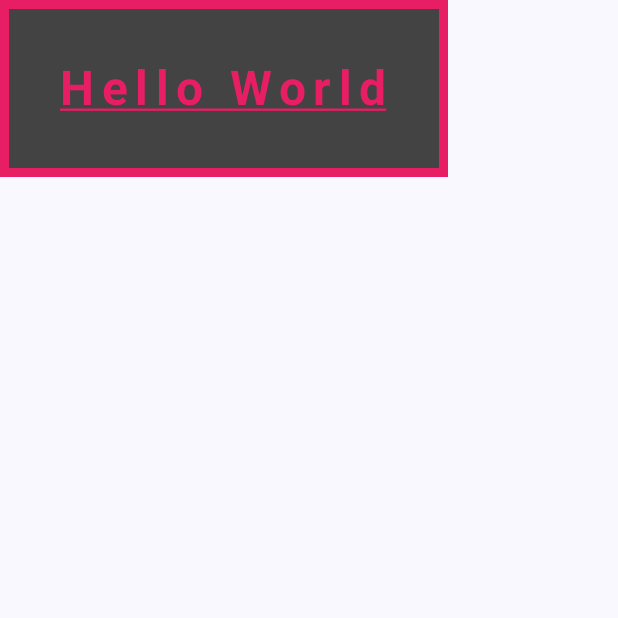
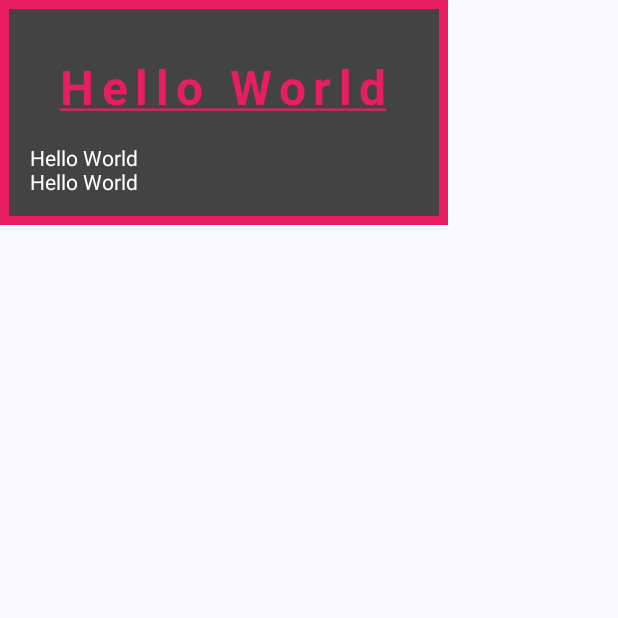
Before and after one commit to Stagnant09/CssToJetpackCompose, an Android app built with Jetpack Compose: the screen it shows after launch (MainActivity), on a phone screen of 412 x 824 dp, the top half of it. Run offline under Robolectric (Android 15) with nearby library versions, the phone set to English and light mode, and no system bars.

Commit message:
Added support for custom divs

```diff
--- a/app/src/main/java/com/example/cssintegration/MainActivity.kt
+++ b/app/src/main/java/com/example/cssintegration/MainActivity.kt
@@ -15,6 +15,7 @@ import androidx.compose.ui.Modifier
 import androidx.compose.ui.tooling.preview.Preview
 import com.example.cssintegration.annotation.CssStyle
 import com.example.cssintegration.cssUtils.rememberParsedCss
+import com.example.cssintegration.ui.components.Div
 import com.example.cssintegration.ui.theme.CssIntegrationTheme
 
 class MainActivity : ComponentActivity() {
@@ -24,7 +25,7 @@ class MainActivity : ComponentActivity() {
         setContent {
             CssIntegrationTheme {
                 Scaffold(modifier = Modifier.fillMaxSize()) { innerPadding ->
-                    Column(modifier = Modifier.padding(innerPadding)){
+                    Column(modifier = Modifier.padding(innerPadding)) {
                         Headline("Hello World")
                     }
                 }
@@ -44,6 +45,11 @@ private const val boxCss = "background-color: #434343;" +
         " border: 6px solid #E71E63;" +
         " margin: 20px;"
 
+private const val divCss = "display: flex;" +
+        " flex-direction: column;"
+
+private const val divTextCss = "color: white"
+
 //@CssStyle(css)
 @Composable
 fun Headline(text: String) {
@@ -51,17 +57,23 @@ fun Headline(text: String) {
     val boxStyle = rememberParsedCss(boxCss)
     Box(
         modifier = boxStyle.modifier,
-    ){
-        Text(
-            text = text,
-            style = textStyle.toTextStyle(),
-            modifier = textStyle.modifier,
-        )
+    ) {
+        Div(
+            css = divCss,
+        ) {
+            Text(
+                text = text,
+                style = textStyle.toTextStyle(),
+                modifier = textStyle.modifier,
+            )
+            Text(text = "Hello World", style = rememberParsedCss(divTextCss).toTextStyle())
+            Text(text = "Hello World", style = rememberParsedCss(divTextCss).toTextStyle())
+        }
     }
 }
 
 @Preview
 @Composable
-fun HeadlinePreview(){
+fun HeadlinePreview() {
     Headline("Hello world")
 }
--- a/app/src/main/java/com/example/cssintegration/cssUtils/CssParser.kt
+++ b/app/src/main/java/com/example/cssintegration/cssUtils/CssParser.kt
@@ -2,12 +2,15 @@ package com.example.cssintegration.cssUtils
 
 import androidx.compose.foundation.background
 import androidx.compose.foundation.border
+import androidx.compose.foundation.layout.Arrangement
+import androidx.compose.foundation.layout.Column
 import androidx.compose.foundation.layout.absolutePadding
 import androidx.compose.foundation.layout.height
 import androidx.compose.foundation.layout.heightIn
 import androidx.compose.foundation.layout.padding
 import androidx.compose.foundation.layout.width
 import androidx.compose.foundation.layout.widthIn
+import androidx.compose.runtime.Composable
 import androidx.compose.ui.Alignment
 import androidx.compose.ui.Modifier
 import androidx.compose.ui.graphics.Color
@@ -19,6 +22,14 @@ import androidx.compose.ui.unit.TextUnit
 import androidx.compose.ui.unit.dp
 import androidx.compose.ui.unit.sp
 import androidx.core.graphics.toColorInt
+import com.example.cssintegration.ui.components.BlockWrap
+import com.example.cssintegration.ui.components.BoxWrap
+import com.example.cssintegration.ui.components.ColumnWrap
+import com.example.cssintegration.ui.components.GridWrap
+import com.example.cssintegration.ui.components.InlineWrap
+import com.example.cssintegration.ui.components.NoneWrap
+import com.example.cssintegration.ui.components.RowWrap
+import com.example.cssintegration.ui.components.Wrap
 
 // ─────────────────────────────────────────────────────────────────────────────
 // Top-level parser
@@ -39,7 +50,7 @@ import androidx.core.graphics.toColorInt
 fun parseCssDeclaration(css: String): StyleResult {
     if (css.isBlank()) return StyleResult()
 
-    var modifier : Modifier = Modifier
+    var modifier: Modifier = Modifier
     var color = Color.Unspecified
     var fontSize = TextUnit.Unspecified
     var fontWeight: FontWeight? = null
@@ -111,9 +122,98 @@ fun parseCssDeclaration(css: String): StyleResult {
     )
 }
 
+fun parseCssDeclarationForDiv(css: String): DivStyleResult {
+    if (css.isBlank()) return DivStyleResult()
+
+    var modifier: Modifier = Modifier
+    var color = Color.Unspecified
+    var fontSize = TextUnit.Unspecified
+    var fontWeight: FontWeight? = null
+    var fontStyle: FontStyle? = null
+    var textAlign: TextAlign? = null
+    var letterSpacing = TextUnit.Unspecified
+    var lineHeight = TextUnit.Unspecified
+    var textDecoration: TextDecoration? = null
+    var verticalAlignment: Alignment.Vertical? = null
+    var horizontalAlignment: Alignment.Horizontal? = null
+
+    // ── Flex / Grid context ──────────────────────────────────────────────────
+    var display = ""
+    var flexDirection = ""
+    var justifyContent = ""
+    var alignItems = ""
+    var alignContent = ""
+    var gridTemplateColumns = ""
+
+    css.split(";")
+        .map { it.trim() }
+        .filter { it.isNotEmpty() && ':' in it }
+        .forEach { declaration ->
+            val key = declaration.substringBefore(':').trim().lowercase()
+            val value = declaration.substringAfter(':').trim()
+
+            when (key) {
+                "color"            -> color = parseColor(value)
+                "font-size"        -> fontSize = parseLengthAsTextUnit(value)
+                "font-weight"      -> fontWeight = parseFontWeight(value)
+                "font-style"       -> fontStyle = parseFontStyle(value)
+                "text-align"       -> textAlign = parseTextAlign(value)
+                "letter-spacing"   -> letterSpacing = parseLengthAsTextUnit(value)
+                "line-height"      -> lineHeight = parseLengthAsTextUnit(value)
+                "text-decoration"  -> textDecoration = parseTextDecoration(value)
+                "padding"          -> modifier = modifier.then(parsePadding(value))
+                "background-color",
+                "background"       -> parseColorOrNull(value)?.let { modifier = modifier.background(it) }
+                "border"           -> parseBorderOrNull(value)?.let { (w, c) -> modifier = modifier.border(w.dp, c) }
+                "margin"           -> modifier = modifier.then(parseMargin(value))
+                "height"           -> modifier = modifier.then(parseHeight(height = value))
+                "min-height"       -> modifier = modifier.then(parseHeight(height = value, min = true))
+                "max-height"       -> modifier = modifier.then(parseHeight(height = value, max = true))
+                "width"            -> modifier = modifier.then(parseWidth(width = value))
+                "min-width"        -> modifier = modifier.then(parseWidth(width = value, min = true))
+                "max-width"        -> modifier = modifier.then(parseWidth(width = value, max = true))
+
+                // Flex / Grid
+                "display"                  -> display = value
+                "flex-direction"           -> flexDirection = value
+                "justify-content"          -> justifyContent = value
+                "align-items"              -> alignItems = value
+                "align-content"            -> alignContent = value
+                "grid-template-columns"    -> gridTemplateColumns = value
+            }
+        }
+
+    val wrap = parseDivDisplay(
+        display = display,
+        flexDirection = flexDirection,
+        justifyContent = justifyContent,
+        alignItems = alignItems,
+        gridTemplateColumns = gridTemplateColumns,
+        alignContent = alignContent,
+    )
+
+    return DivStyleResult(
+        modifier = modifier,
+        color = color,
+        fontSize = fontSize,
+        fontWeight = fontWeight,
+        fontStyle = fontStyle,
+        textAlign = textAlign,
+        letterSpacing = letterSpacing,
+        lineHeight = lineHeight,
+        textDecoration = textDecoration,
+        verticalAlignment = verticalAlignment,
+        horizontalAlignment = horizontalAlignment,
+        wrap = wrap,
+    )
+}
+
 // Overload
-fun parseCssDeclaration(css: String, clickable: Boolean) : StyleResult {
+fun parseCssDeclaration(css: String, div: Boolean, clickable: Boolean): StyleResult {
     val parsed = parseCssDeclaration(css)
+    if (div) {
+        return parseCssDeclarationForDiv(css)
+    }
     if (!clickable) {
         return parsed
     }
@@ -179,7 +279,7 @@ internal fun parseLengthAsTextUnit(value: String): TextUnit {
         trimmed.endsWith("sp") -> trimmed.removeSuffix("sp").toFloatOrNull()?.sp
         trimmed.endsWith("px") -> trimmed.removeSuffix("px").toFloatOrNull()?.sp   // 1:1 approximation
         trimmed.endsWith("em") -> trimmed.removeSuffix("em").toFloatOrNull()?.sp
-        else                   -> trimmed.toFloatOrNull()?.sp
+        else -> trimmed.toFloatOrNull()?.sp
     } ?: TextUnit.Unspecified
 }
 
@@ -204,10 +304,10 @@ internal fun parsePadding(value: String): Modifier {
         }
 
     return when (parts.size) {
-        1    -> Modifier.padding(all = parts[0])
-        2    -> Modifier.padding(vertical = parts[0], horizontal = parts[1])
-        3    -> Modifier.padding(top = parts[0], start = parts[1], end = parts[1], bottom = parts[2])
-        4    -> Modifier.padding(top = parts[0], end = parts[1], bottom = parts[2], start = parts[3])
+        1 -> Modifier.padding(all = parts[0])
+        2 -> Modifier.padding(vertical = parts[0], horizontal = parts[1])
+        3 -> Modifier.padding(top = parts[0], start = parts[1], end = parts[1], bottom = parts[2])
+        4 -> Modifier.padding(top = parts[0], end = parts[1], bottom = parts[2], start = parts[3])
         else -> Modifier
     }
 }
@@ -278,16 +378,18 @@ fun parseColor(color: String): Color = parseColorOrNull(color) ?: Color.Black
 fun parseColorOrNull(color: String): Color? {
     val raw = color.trim().lowercase()
     return when {
-        raw.startsWith("#")    -> parseHexColor(raw)
+        raw.startsWith("#") -> parseHexColor(raw)
         raw.startsWith("rgba") -> parseRgbaColor(raw)
-        raw.startsWith("rgb")  -> parseRgbColor(raw)
-        else                   -> colorByName(raw)
+        raw.startsWith("rgb") -> parseRgbColor(raw)
+        else -> colorByName(raw)
     }
 }
 
 private fun parseHexColor(hex: String): Color? = try {
     Color(hex.toColorInt())
-} catch (_: IllegalArgumentException) { null }
+} catch (_: IllegalArgumentException) {
+    null
+}
 
 private fun parseRgbColor(raw: String): Color? {
     val nums = raw.removePrefix("rgb(").removeSuffix(")").split(",")
@@ -316,11 +418,11 @@ fun parseFontWeight(fWeight: String): FontWeight {
     val trimmed = fWeight.trim().lowercase()
     trimmed.toIntOrNull()?.let { return FontWeight(it) }
     return when (trimmed) {
-        "normal"  -> FontWeight.Normal
-        "bold"    -> FontWeight.Bold
-        "bolder"  -> FontWeight.ExtraBold
+        "normal" -> FontWeight.Normal
+        "bold" -> FontWeight.Bold
+        "bolder" -> FontWeight.ExtraBold
         "lighter" -> FontWeight.Light
-        else      -> FontWeight.Normal
+        else -> FontWeight.Normal
     }
 }
 
@@ -329,38 +431,38 @@ fun parseFontWeight(fWeight: String): FontWeight {
  */
 fun parseFontStyle(fStyle: String): FontStyle = when (fStyle.trim().lowercase()) {
     "italic", "oblique" -> FontStyle.Italic
-    else                -> FontStyle.Normal
+    else -> FontStyle.Normal
 }
 
 /**
  * Parses a CSS `text-align` value (`left`, `right`, `center`, `justify`).
  */
 fun parseTextAlign(tAlign: String): TextAlign = when (tAlign.trim().lowercase()) {
-    "left"    -> TextAlign.Left
-    "center"  -> TextAlign.Center
-    "right"   -> TextAlign.Right
+    "left" -> TextAlign.Left
+    "center" -> TextAlign.Center
+    "right" -> TextAlign.Right
     "justify" -> TextAlign.Justify
-    "end"     -> TextAlign.End
-    else      -> TextAlign.Start
+    "end" -> TextAlign.End
+    else -> TextAlign.Start
 }
 
 /**
  * Parses a CSS `text-decoration` value (`none`, `underline`, `line-through`).
  */
 fun parseTextDecoration(tDecor: String): TextDecoration = when (tDecor.trim().lowercase()) {
-    "underline"    -> TextDecoration.Underline
+    "underline" -> TextDecoration.Underline
     "line-through" -> TextDecoration.LineThrough
-    else           -> TextDecoration.None
+    else -> TextDecoration.None
 }
 
-fun parseVerticalAlignment(vAlign: String) : Alignment.Vertical? = when (vAlign.trim().lowercase()) {
+fun parseVerticalAlignment(vAlign: String): Alignment.Vertical? = when (vAlign.trim().lowercase()) {
     "flex-start" -> Alignment.Top
     "flex-end" -> Alignment.Bottom
     "center" -> Alignment.CenterVertically
     else -> null
 }
 
-fun parseHorizontalAlignment(hAlign: String) : Alignment.Horizontal? = when (hAlign.trim().lowercase()) {
+fun parseHorizontalAlignment(hAlign: String): Alignment.Horizontal? = when (hAlign.trim().lowercase()) {
     "flex-start" -> Alignment.Start
     "flex-end" -> Alignment.End
     "center" -> Alignment.CenterHorizontally
@@ -372,7 +474,7 @@ fun parseHover(css: String) {
 
 }
 
-fun parseHeight(height: String, min: Boolean = false, max: Boolean = false) : Modifier {
+fun parseHeight(height: String, min: Boolean = false, max: Boolean = false): Modifier {
     return when {
         min && !max -> Modifier.heightIn(min = height.toInt().dp)
         !min && max -> Modifier.heightIn(max = height.toInt().dp)
@@ -380,10 +482,151 @@ fun parseHeight(height: String, min: Boolean = false, max: Boolean = false) : Mo
     }
 }
 
-fun parseWidth(width: String, min: Boolean = false, max: Boolean = false) : Modifier{
+fun parseWidth(width: String, min: Boolean = false, max: Boolean = false): Modifier {
     return when {
         min && !max -> Modifier.widthIn(min = width.toInt().dp)
         !min && max -> Modifier.widthIn(max = width.toInt().dp)
         else -> Modifier.width(width.toInt().dp)
     }
 }
+
+/**
+ * Resolves a CSS `display` + flex/grid context into a [Wrap] instance.
+ *
+ * CSS properties consumed:
+ * - `display`: flex | grid | block | inline | inline-block | none
+ * - `flex-direction`: row | row-reverse | column | column-reverse
+ * - `justify-content`: flex-start | flex-end | center | space-between | space-around | space-evenly
+ * - `align-items`: flex-start | flex-end | center
+ * - `grid-template-columns`: repeat(N, ...) or bare integer for column count
+ * - `align-content`: for Box content alignment
+ */
+fun parseDivDisplay(
+    display: String,
+    flexDirection: String = "",
+    justifyContent: String = "",
+    alignItems: String = "",
+    gridTemplateColumns: String = "",
+    alignContent: String = "",
+): Wrap? {
+    val hArrangement = parseHorizontalArrangement(justifyContent)
+    val vArrangement = parseVerticalArrangement(justifyContent)
+    val hAlignment = parseHorizontalAlignmentFromItems(alignItems)
+    val vAlignment = parseVerticalAlignmentFromItems(alignItems)
+
+    return when (display.trim().lowercase()) {
+
+        "flex" -> when (flexDirection.trim().lowercase()) {
+            "column"         -> ColumnWrap(
+                inverse = false,
+                verticalArrangement = vArrangement,
+                horizontalAlignment = hAlignment,
+            )
+            "column-reverse" -> ColumnWrap(
+                inverse = true,
+                verticalArrangement = vArrangement,
+                horizontalAlignment = hAlignment,
+            )
+            "row-reverse"    -> RowWrap(
+                inverse = true,
+                horizontalArrangement = hArrangement,
+                verticalAlignment = vAlignment,
+            )
+            else             -> RowWrap(   // "row" is CSS default
+                inverse = false,
+                horizontalArrangement = hArrangement,
+                verticalAlignment = vAlignment,
+            )
+        }
+
+        "grid"         -> GridWrap(
+            columns = parseGridColumns(gridTemplateColumns),
+            horizontalArrangement = hArrangement,
+            verticalArrangement = vArrangement,
+        )
+
+        "block"        -> BlockWrap
+
+        "inline",
+        "inline-block",
+        "inline-flex"  -> InlineWrap
+
+        "box"          -> BoxWrap(
+            contentAlignment = parseBoxAlignment(alignContent)
+        )
+
+        "none"         -> NoneWrap
+
+        else           -> null
+    }
+}
+
+// ─────────────────────────────────────────────────────────────────────────────
+// Arrangement / Alignment helpers
+// ─────────────────────────────────────────────────────────────────────────────
+
+/** Maps CSS `justify-content` to a horizontal [Arrangement] (used in Row / Grid). */
+private fun parseHorizontalArrangement(value: String): Arrangement.Horizontal =
+    when (value.trim().lowercase()) {
+        "flex-end"      -> Arrangement.End
+        "center"        -> Arrangement.Center
+        "space-between" -> Arrangement.SpaceBetween
+        "space-around"  -> Arrangement.SpaceAround
+        "space-evenly"  -> Arrangement.SpaceEvenly
+        else            -> Arrangement.Start   // flex-start / default
+    }
+
+/** Maps CSS `justify-content` to a vertical [Arrangement] (used in Column). */
+private fun parseVerticalArrangement(value: String): Arrangement.Vertical =
+    when (value.trim().lowercase()) {
+        "flex-end"      -> Arrangement.Bottom
+        "center"        -> Arrangement.Center
+        "space-between" -> Arrangement.SpaceBetween
+        "space-around"  -> Arrangement.SpaceAround
+        "space-evenly"  -> Arrangement.SpaceEvenly
+        else            -> Arrangement.Top
+    }
+
+/** Maps CSS `align-items` to a horizontal [Alignment] (cross-axis of Column). */
+private fun parseHorizontalAlignmentFromItems(value: String): Alignment.Horizontal =
+    when (value.trim().lowercase()) {
+        "flex-end", "end" -> Alignment.End
+        "center"          -> Alignment.CenterHorizontally
+        else              -> Alignment.Start
+    }
+
+/** Maps CSS `align-items` to a vertical [Alignment] (cross-axis of Row). */
+private fun parseVerticalAlignmentFromItems(value: String): Alignment.Vertical =
+    when (value.trim().lowercase()) {
+        "flex-end", "end" -> Alignment.Bottom
+        "center"          -> Alignment.CenterVertically
+        else              -> Alignment.Top
+    }
+
+/** Maps CSS `align-content` to a Compose [Alignment] for [BoxWrap]. */
+private fun parseBoxAlignment(value: String): Alignment =
+    when (value.trim().lowercase()) {
+        "center"                    -> Alignment.Center
+        "flex-end", "end"           -> Alignment.BottomEnd
+        "flex-start", "start"       -> Alignment.TopStart
+        "top-center"                -> Alignment.TopCenter
+        "bottom-center"             -> Alignment.BottomCenter
+        "center-start"              -> Alignment.CenterStart
+        "center-end"                -> Alignment.CenterEnd
+        else                        -> Alignment.TopStart
+    }
+
+/**
+ * Parses `grid-template-columns` into a column count for [GridWrap].
+ *
+ * Handles:
+ * - `repeat(3, 1fr)` → 3
+ * - `repeat(4, auto)` → 4
+ * - bare integer `"2"` → 2
+ */
+private fun parseGridColumns(value: String): Int {
+    if (value.isBlank()) return 2
+    val repeatMatch = Regex("""repeat\s*\(\s*(\d+)""").find(value)
+    if (repeatMatch != null) return repeatMatch.groupValues[1].toIntOrNull() ?: 2
+    return value.trim().toIntOrNull() ?: 2
+}
--- a/app/src/main/java/com/example/cssintegration/cssUtils/StyleResult.kt
+++ b/app/src/main/java/com/example/cssintegration/cssUtils/StyleResult.kt
@@ -1,5 +1,6 @@
 package com.example.cssintegration.cssUtils
 
+import androidx.compose.foundation.layout.BoxScope
 import androidx.compose.runtime.Composable
 import androidx.compose.runtime.remember
 import androidx.compose.ui.Alignment
@@ -13,6 +14,7 @@ import androidx.compose.ui.text.style.TextDecoration
 import androidx.compose.ui.unit.TextUnit
 import androidx.compose.ui.unit.sp
 import com.example.cssintegration.annotation.CssStyle
+import com.example.cssintegration.ui.components.Wrap
 
 // ─────────────────────────────────────────────────────────────────────────────
 // StyleResult  —  immutable container for all resolved styling
@@ -111,3 +113,20 @@ class ClickableStyleResult(
     val onHover: (() -> Unit)? = null,
     val onClick: (() -> Unit)? = null
 ) : StyleResult()
+
+class DivStyleResult(
+    override val modifier: Modifier = Modifier,
+    override val color: Color = Color.Unspecified,
+    override val fontSize: TextUnit = TextUnit.Unspecified,
+    override val fontWeight: FontWeight? = null,
+    override val fontStyle: FontStyle? = null,
+    override val textAlign: TextAlign? = null,
+    override val letterSpacing: TextUnit = TextUnit.Unspecified,
+    override val lineHeight: TextUnit = TextUnit.Unspecified,
+    override val textDecoration: TextDecoration? = null,
+    override val verticalAlignment: Alignment.Vertical? = null,
+    override val horizontalAlignment: Alignment.Horizontal? = null,
+    val onHover: (() -> Unit)? = null,
+    val onClick: (() -> Unit)? = null,
+    val wrap: Wrap? = null
+) : StyleResult()
--- /dev/null
+++ b/app/src/main/java/com/example/cssintegration/ui/components/Div.kt
@@ -0,0 +1,112 @@
+package com.example.cssintegration.ui.components
+
+import androidx.compose.foundation.layout.Box
+import androidx.compose.foundation.layout.Column
+import androidx.compose.foundation.layout.ExperimentalLayoutApi
+import androidx.compose.foundation.layout.FlowRow
+import androidx.compose.foundation.layout.Row
+import androidx.compose.foundation.layout.fillMaxWidth
+import androidx.compose.foundation.lazy.grid.GridCells
+import androidx.compose.foundation.lazy.grid.LazyVerticalGrid
+import androidx.compose.runtime.Composable
+import androidx.compose.ui.Modifier
+import com.example.cssintegration.cssUtils.parseCssDeclarationForDiv
+
+/**
+ * A layout composable that mirrors the HTML `<div>` element.
+ *
+ * The [css] string drives both styling (padding, background, border, …) and
+ * layout structure via `display`, `flex-direction`, `justify-content`,
+ * `align-items`, and `grid-template-columns`.
+ *
+ * Supported display modes:
+ * | CSS value          | Compose equivalent         |
+ * |--------------------|----------------------------|
+ * | flex / row         | Row                        |
+ * | flex / column      | Column                     |
+ * | flex / row-reverse | Row (reversed)             |
+ * | flex / col-reverse | Column (reversed)          |
+ * | grid               | LazyVerticalGrid           |
+ * | block              | Column (fillMaxWidth)      |
+ * | inline / inline-*  | FlowRow                    |
+ * | box                | Box                        |
+ * | none               | not rendered               |
+ * | (unset)            | Box (passthrough default)  |
+ */
+@OptIn(ExperimentalLayoutApi::class)
+@Composable
+fun Div(
+    modifier: Modifier = Modifier,
+    css: String,
+    id: String = "",
+    className: String = "",
+    content: @Composable () -> Unit,
+) {
+    val style = parseCssDeclarationForDiv(css)
+    val combined = modifier.then(style.modifier)
+
+    when (val wrap = style.wrap) {
+
+        is RowWrap -> Row(
+            horizontalArrangement = if (wrap.inverse) {
+                reverseHorizontal(wrap.horizontalArrangement)
+            } else {
+                wrap.horizontalArrangement
+            },
+            verticalAlignment = wrap.verticalAlignment,
+            modifier = combined,
+        ) { content() }
+
+        is ColumnWrap -> Column(
+            verticalArrangement = if (wrap.inverse) {
+                reverseVertical(wrap.verticalArrangement)
+            } else {
+                wrap.verticalArrangement
+            },
+            horizontalAlignment = wrap.horizontalAlignment,
+            modifier = combined,
+        ) { content() }
+
+        is GridWrap -> LazyVerticalGrid(
+            columns = GridCells.Fixed(wrap.columns),
+            horizontalArrangement = wrap.horizontalArrangement,
+            verticalArrangement = wrap.verticalArrangement,
+            modifier = combined,
+        ) { item { content() } }
+
+        is BlockWrap -> Column(
+            modifier = combined.fillMaxWidth(),
+        ) { content() }
+
+        is BoxWrap -> Box(
+            contentAlignment = wrap.contentAlignment,
+            modifier = combined,
+        ) { content() }
+
+        is InlineWrap -> FlowRow(
+            modifier = combined,
+        ) { content() }
+
+        is NoneWrap -> { /* display: none — render nothing */ }
+
+        null -> Box(modifier = combined) { content() }
+    }
+}
+
+// ─────────────────────────────────────────────────────────────────────────────
+// Helpers for reversing arrangements (flex-direction: *-reverse)
+// ─────────────────────────────────────────────────────────────────────────────
+
+private fun reverseHorizontal(base: androidx.compose.foundation.layout.Arrangement.Horizontal) =
+    when (base) {
+        androidx.compose.foundation.layout.Arrangement.Start -> androidx.compose.foundation.layout.Arrangement.End
+        androidx.compose.foundation.layout.Arrangement.End   -> androidx.compose.foundation.layout.Arrangement.Start
+        else -> base
+    }
+
+private fun reverseVertical(base: androidx.compose.foundation.layout.Arrangement.Vertical) =
+    when (base) {
+        androidx.compose.foundation.layout.Arrangement.Top    -> androidx.compose.foundation.layout.Arrangement.Bottom
+        androidx.compose.foundation.layout.Arrangement.Bottom -> androidx.compose.foundation.layout.Arrangement.Top
+        else -> base
+    }
```
Also changed, not shown: app/src/main/java/com/example/cssintegration/ui/components/Wrap.kt (added, +45 -0 lines).
